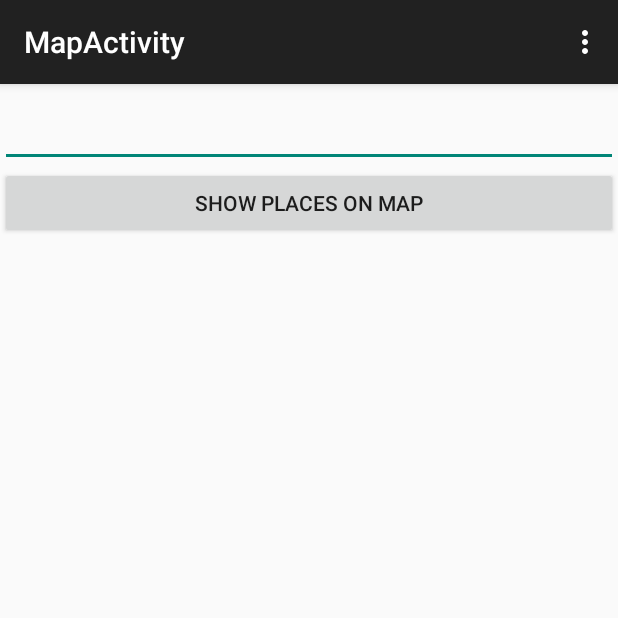
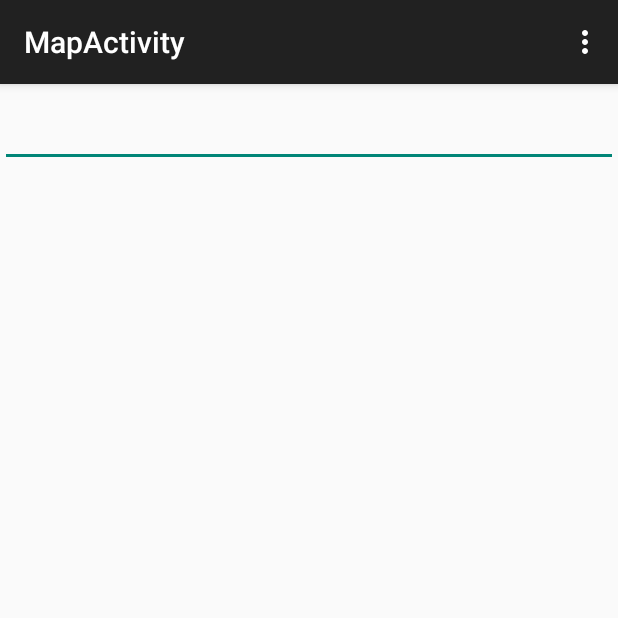
Before and after one commit to awoopa/foodvote, an Android app: the MapActivity screen opened directly, with no data from a screen before it, on a phone screen of 412 x 824 dp, the top half of it. Run offline under Robolectric (Android 15) with nearby library versions, the light colour scheme and no system bars; 10 statements that could not run were skipped.

Commit message:
removed useless button and made enter key actually search.

```diff
--- a/FoodVote/app/src/main/java/com/foodvote/foodvote/MapActivity.java
+++ b/FoodVote/app/src/main/java/com/foodvote/foodvote/MapActivity.java
@@ -104,9 +104,6 @@ public class MapActivity extends ActionBarActivity {
         // Getting listview
         lv = (ListView) findViewById(R.id.place_list);
 
-        // button show on map
-        btnShowOnMap = (Button) findViewById(R.id.btn_show_map);
-
         EditText nearbyPlaces = (EditText) findViewById(R.id.nearby_places_edittext);
 
         // calling background Async task to load Google Places
@@ -154,27 +151,6 @@ public class MapActivity extends ActionBarActivity {
             }
         });
 
-        /** Button click event for shown on map */
-        btnShowOnMap.setOnClickListener(new View.OnClickListener() {
-
-            @Override
-            public void onClick(View arg0) {
-//                Intent i = new Intent(getApplicationContext(),
-//                        PlacesMapActivity.class);
-//                // Sending user current geo location
-//                i.putExtra("user_latitude", Double.toString(gps.getLatitude()));
-//                i.putExtra("user_longitude", Double.toString(gps.getLongitude()));
-//
-//                // passing near places to map activity
-//                i.putExtra("near_places", nearPlaces);
-//                // staring activity
-//                startActivity(i);
-
-//                GooglePlaces places = new GooglePlaces();
-                  startActivity(new Intent(getApplicationContext(), MapViewActivity.class));
-                  finish();
-            }
-        });
 
 
         /**
--- a/FoodVote/app/src/main/res/layout/activity_map.xml
+++ b/FoodVote/app/src/main/res/layout/activity_map.xml
@@ -14,13 +14,6 @@
         android:inputType="textAutoComplete"
         android:imeOptions="actionSearch"/>
 
-    <!-- Show on Map button -->
-    <Button android:id="@+id/btn_show_map"
-        android:layout_width="match_parent"
-        android:layout_height="wrap_content"
-        android:text="Show Places on Map"
-        android:layout_below="@+id/nearby_places_edittext"/>
-
     />
 
     <!--  List view -->
@@ -28,7 +21,7 @@
         android:id="@+id/place_list"
         android:layout_width="fill_parent"
         android:layout_height="wrap_content"
-        android:layout_below="@id/btn_show_map"/>
+        android:layout_below="@id/nearby_places_edittext" />
 
 
 
```
